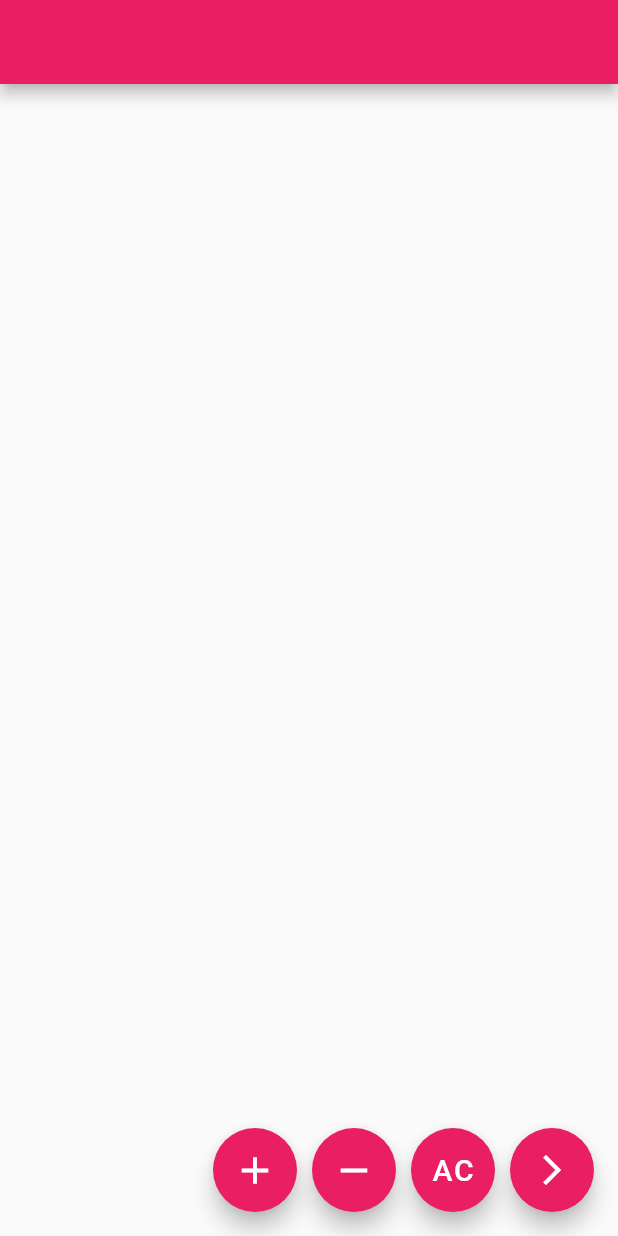
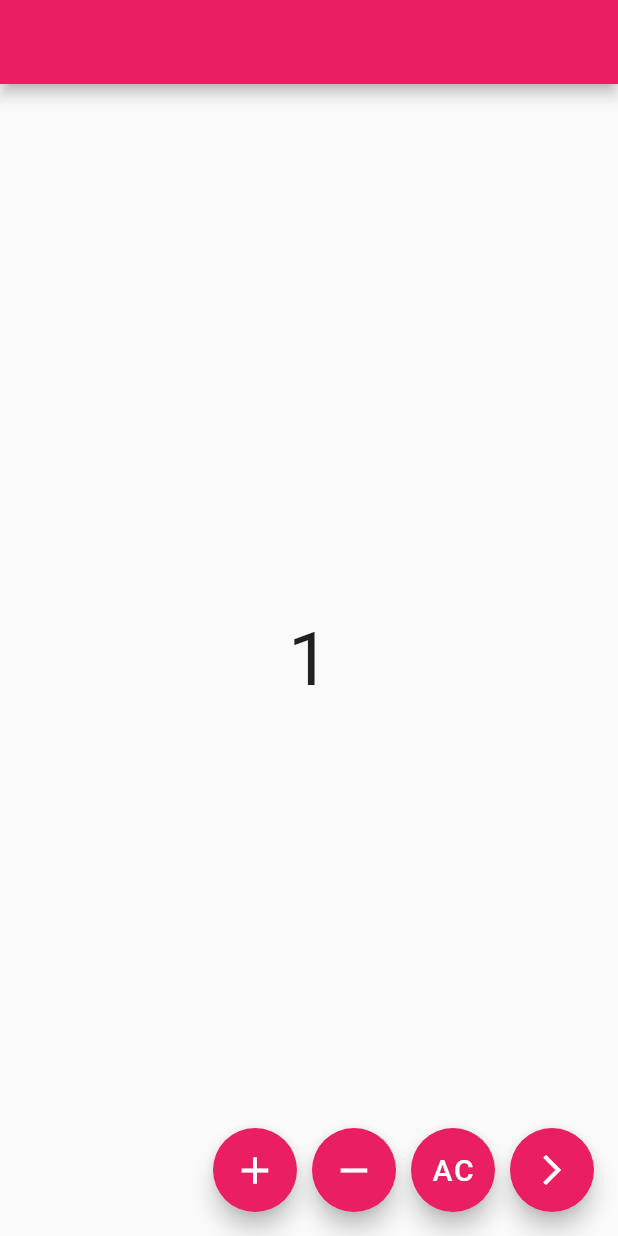
Before and after one commit to jmbcifo/my_first_flutter_project, a Flutter app: the screen it shows after launch, after a tap on the "add" icon, on a phone screen of 412 x 824 dp. Run offline on Flutter 3.47's test engine with Material 2 defaults, Android fonts, the phone set to English and light mode, and no system bars; our stand-ins replace get.

Commit message:
get pages

```diff
--- /dev/null
+++ b/lib/bindings/counter_binding.dart
@@ -0,0 +1,9 @@
+import 'package:get/get.dart';
+import 'package:my_first_flutter_project/controllers/counter_controller.dart';
+
+class CounterBinding extends Bindings {
+  @override
+  void dependencies() {
+    Get.lazyPut<CounterController>(() => CounterController());
+  }
+}
--- a/lib/main.dart
+++ b/lib/main.dart
@@ -1,6 +1,8 @@
 import 'package:flutter/material.dart';
 import 'package:get/get.dart';
 import 'package:my_first_flutter_project/pages/home_page_getx.dart';
+import 'package:my_first_flutter_project/routes/app_pages.dart';
+import 'package:my_first_flutter_project/routes/app_routes.dart';
 import 'pages/home_page.dart';
 
 void main() {
@@ -17,8 +19,8 @@ class MyApp extends StatelessWidget {
       theme: ThemeData(
         primarySwatch: Colors.pink,
       ),
-      home: HomePageGetx(),
-      // HomePage(),
+      initialRoute: Routes.HOME,
+      getPages: AppPages.routes,
     );
   }
 }
--- a/lib/pages/home_page_getx.dart
+++ b/lib/pages/home_page_getx.dart
@@ -1,5 +1,6 @@
 import 'package:flutter/material.dart';
 import 'package:get/get.dart';
+import 'package:my_first_flutter_project/controllers/counter_controller.dart';
 
 import 'package:my_first_flutter_project/pages/page_2.dart';
 import 'package:my_first_flutter_project/widgets/button_control.dart';
@@ -9,6 +10,7 @@ class HomePageGetx extends StatelessWidget {
 
   @override
   Widget build(BuildContext context) {
+    CounterController counterController = Get.find();
     return Scaffold(
       appBar: AppBar(),
       floatingActionButton: Row(
@@ -17,7 +19,9 @@ class HomePageGetx extends StatelessWidget {
           ButtonControl(
             heroTag: "Boton 1",
             icon: Icons.add,
-            onPressed: () {},
+            onPressed: () {
+              counterController.increment();
+            },
           ),
           const SizedBox(
             width: 10,
@@ -50,10 +54,12 @@ class HomePageGetx extends StatelessWidget {
           )
         ],
       ),
-      body: Center(
-        child: Text(
-          "",
-          style: const TextStyle(fontSize: 50),
+      body: Obx(
+        () => Center(
+          child: Text(
+            counterController.result.value.toString(),
+            style: const TextStyle(fontSize: 50),
+          ),
         ),
       ),
     );
--- a/lib/pages/page_2.dart
+++ b/lib/pages/page_2.dart
@@ -1,11 +1,13 @@
 import 'package:flutter/material.dart';
 import 'package:get/get.dart';
+import 'package:my_first_flutter_project/controllers/counter_controller.dart';
 
 class Page2 extends StatelessWidget {
   const Page2({Key? key}) : super(key: key);
 
   @override
   Widget build(BuildContext context) {
+    CounterController counterController = Get.find();
     return Scaffold(
       appBar: AppBar(
         automaticallyImplyLeading: false,
--- /dev/null
+++ b/lib/routes/app_pages.dart
@@ -0,0 +1,19 @@
+import 'package:get/get.dart';
+import 'package:my_first_flutter_project/bindings/counter_binding.dart';
+import 'package:my_first_flutter_project/pages/home_page_getx.dart';
+import 'package:my_first_flutter_project/pages/page_2.dart';
+import 'package:my_first_flutter_project/routes/app_routes.dart';
+
+class AppPages {
+  static final routes = [
+    GetPage(
+      name: Routes.HOME,
+      page: () => const HomePageGetx(),
+      binding: CounterBinding(),
+    ),
+    GetPage(
+      name: Routes.PAGE_2,
+      page: () => const Page2(),
+    )
+  ];
+}
--- /dev/null
+++ b/lib/routes/app_routes.dart
@@ -0,0 +1,11 @@
+// ignore_for_file: constant_identifier_names
+
+class Routes {
+  static const HOME = _Paths.HOME;
+  static const PAGE_2 = _Paths.PAGE_2;
+}
+
+class _Paths {
+  static const HOME = '/homeGetx';
+  static const PAGE_2 = '/page2';
+}
```
